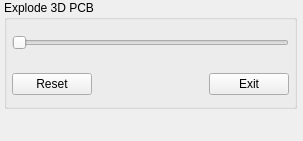
This is Resources/ui/explode.ui in easyw/kicadStepUpMod as Qt 5 draws it before an edit. The edited form follows.
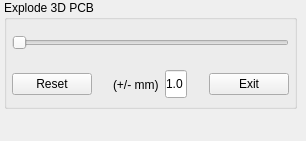
This is the edited form.

Commit message: better explode tool

The edit to the form file:
```diff
--- a/Resources/ui/explode.ui
+++ b/Resources/ui/explode.ui
@@ -6,13 +6,13 @@
    <rect>
     <x>0</x>
     <y>0</y>
-    <width>303</width>
+    <width>306</width>
     <height>141</height>
    </rect>
   </property>
   <property name="minimumSize">
    <size>
-    <width>48</width>
+    <width>91</width>
     <height>48</height>
    </size>
   </property>
@@ -89,6 +89,42 @@
         </property>
        </widget>
       </item>
+      <item>
+       <spacer name="horizontalSpacer_2">
+        <property name="orientation">
+         <enum>Qt::Horizontal</enum>
+        </property>
+        <property name="sizeHint" stdset="0">
+         <size>
+          <width>40</width>
+          <height>20</height>
+         </size>
+        </property>
+       </spacer>
+      </item>
+      <item>
+       <widget class="QLabel" name="label">
+        <property name="text">
+         <string notr="true">(+/- mm)</string>
+        </property>
+       </widget>
+      </item>
+      <item>
+       <widget class="QLineEdit" name="step_lineEdit">
+        <property name="maximumSize">
+         <size>
+          <width>32</width>
+          <height>28</height>
+         </size>
+        </property>
+        <property name="toolTip">
+         <string notr="true">incremental step (mm)</string>
+        </property>
+        <property name="text">
+         <string>1.0</string>
+        </property>
+       </widget>
+      </item>
       <item>
        <spacer name="horizontalSpacer">
         <property name="orientation">
```
The commit also changes 1 other file.
